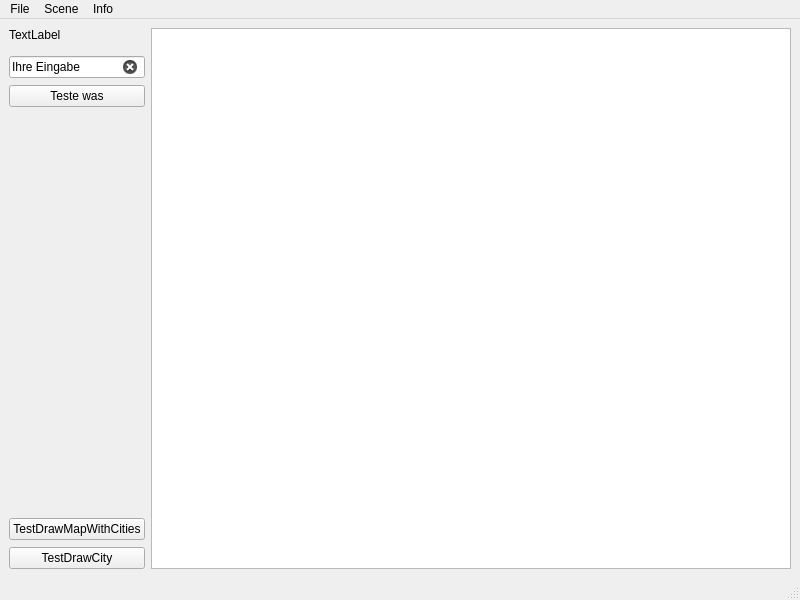
The window that mainwindow.ui (mohataherkhani2391-gif/Versuch9) describes before a commit, drawn with Qt 5.
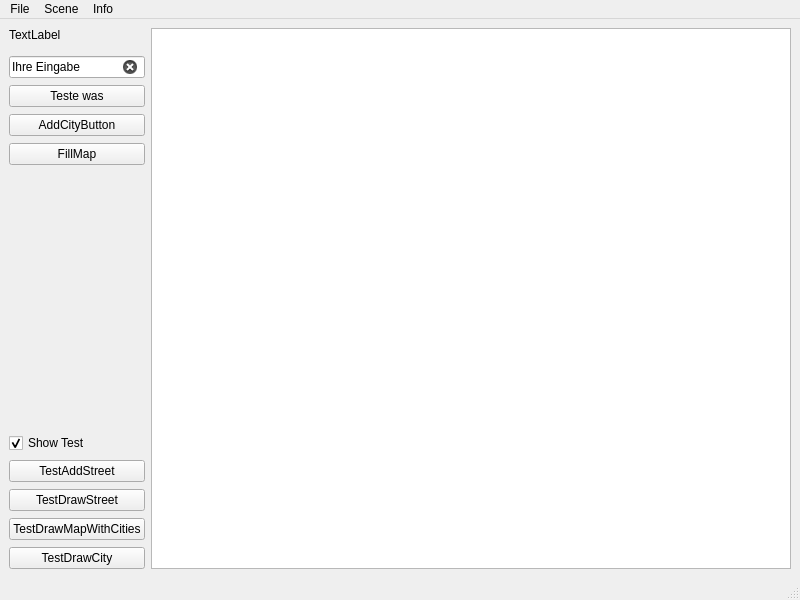
The same window after the commit.

The edit to the form file:
```diff
--- a/mainwindow.ui
+++ b/mainwindow.ui
@@ -18,6 +18,13 @@
     <property name="verticalSpacing">
      <number>7</number>
     </property>
+    <item row="4" column="0">
+     <widget class="QPushButton" name="AddCityButton">
+      <property name="text">
+       <string>AddCityButton</string>
+      </property>
+     </widget>
+    </item>
     <item row="3" column="0">
      <widget class="QPushButton" name="pushButton_teste_was">
       <property name="toolTip">
@@ -28,7 +35,7 @@
       </property>
      </widget>
     </item>
-    <item row="5" column="0">
+    <item row="6" column="0">
      <spacer name="verticalSpacer">
       <property name="orientation">
        <enum>Qt::Orientation::Vertical</enum>
@@ -54,6 +61,13 @@
       </property>
      </widget>
     </item>
+    <item row="8" column="0">
+     <widget class="QPushButton" name="TestMapStreet">
+      <property name="text">
+       <string>TestAddStreet</string>
+      </property>
+     </widget>
+    </item>
     <item row="0" column="0">
      <widget class="QLabel" name="label_eingabe">
       <property name="text">
@@ -62,19 +76,43 @@
      </widget>
     </item>
     <item row="7" column="0">
+     <widget class="QCheckBox" name="ShowTest">
+      <property name="text">
+       <string>Show Test</string>
+      </property>
+      <property name="checked">
+       <bool>true</bool>
+      </property>
+     </widget>
+    </item>
+    <item row="10" column="0">
+     <widget class="QPushButton" name="TestDrawMapWithCitiesButton">
+      <property name="text">
+       <string>TestDrawMapWithCities</string>
+      </property>
+     </widget>
+    </item>
+    <item row="11" column="0">
      <widget class="QPushButton" name="testDrawCityButton">
       <property name="text">
        <string>TestDrawCity</string>
       </property>
      </widget>
     </item>
-    <item row="0" column="1" rowspan="8" colspan="4">
+    <item row="9" column="0">
+     <widget class="QPushButton" name="TestDrawStreet">
+      <property name="text">
+       <string>TestDrawStreet</string>
+      </property>
+     </widget>
+    </item>
+    <item row="0" column="1" rowspan="12" colspan="4">
      <widget class="QGraphicsView" name="graphicsView"/>
     </item>
-    <item row="6" column="0">
-     <widget class="QPushButton" name="TestDrawMapWithCitiesButton">
+    <item row="5" column="0">
+     <widget class="QPushButton" name="FillMap">
       <property name="text">
-       <string>TestDrawMapWithCities</string>
+       <string>FillMap</string>
       </property>
      </widget>
     </item>
```
